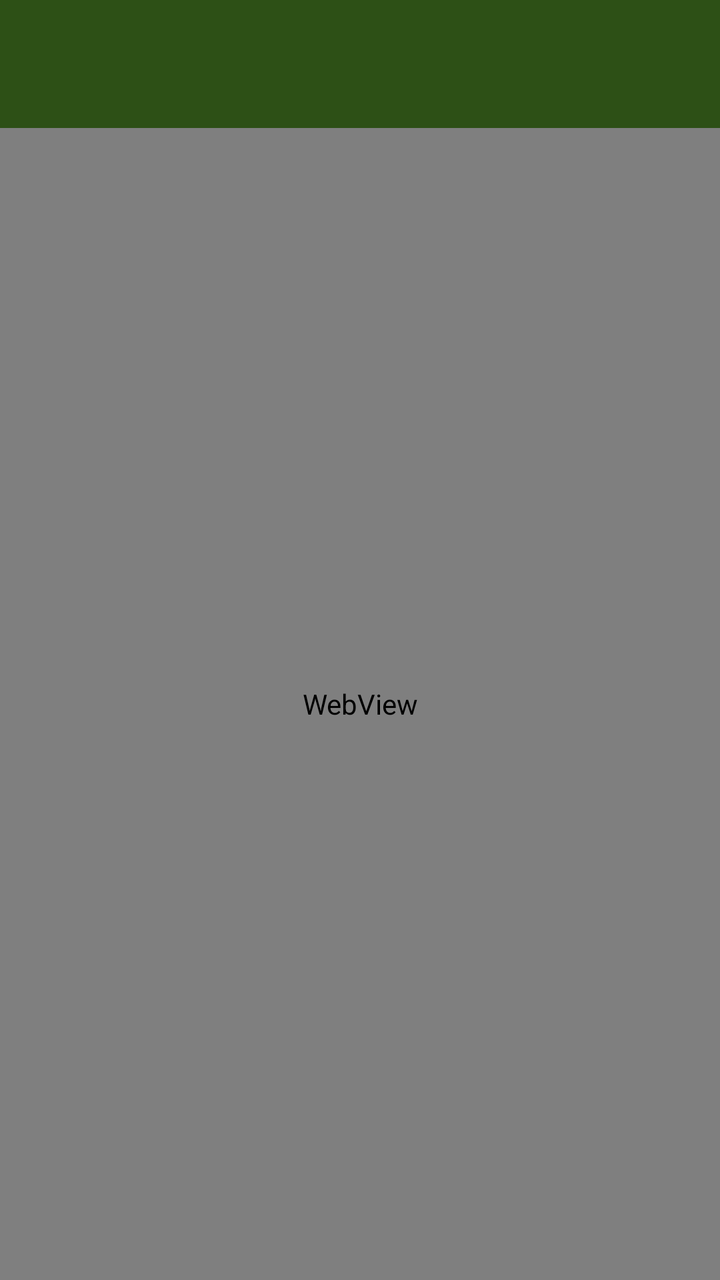
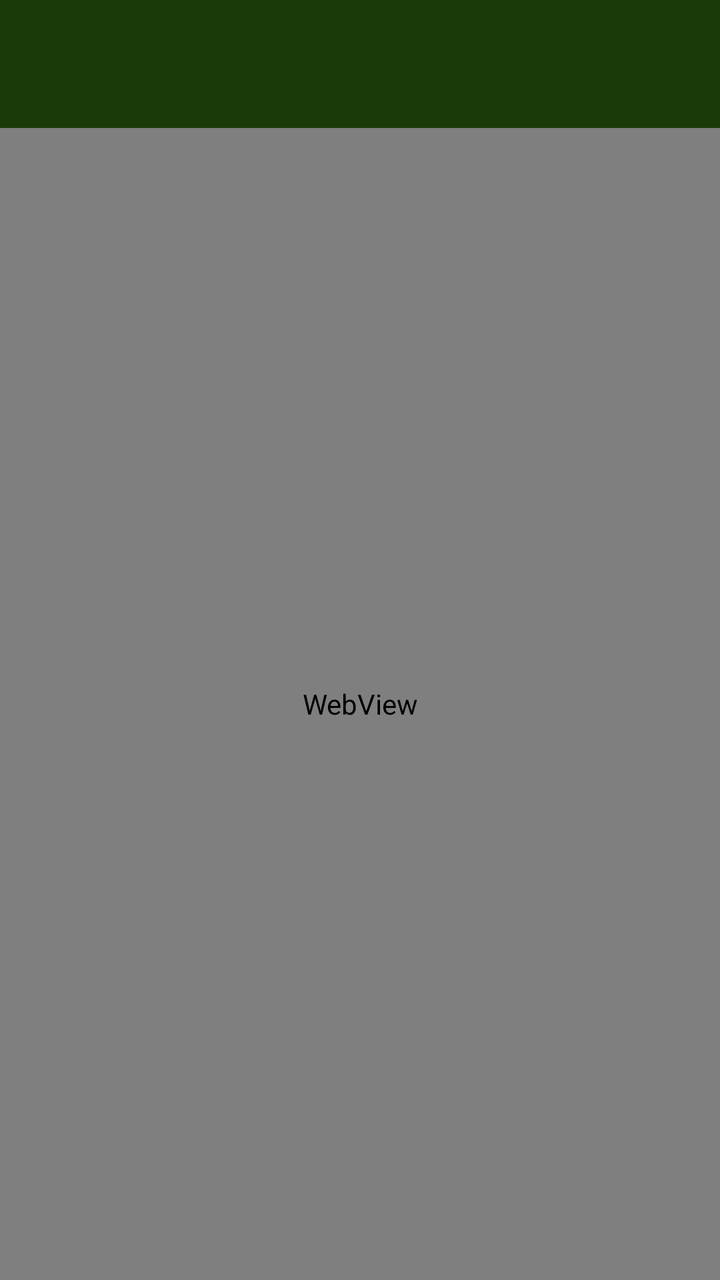

Screens rendered from an Android XML layout before and after an edit, with the pre-edit source and the edit as a unified diff.
<!-- AndroidManifest.xml: application theme Theme.HundeWildnis -->
<!-- res/layout/activity_content.xml -->
<?xml version="1.0" encoding="utf-8"?>
<androidx.coordinatorlayout.widget.CoordinatorLayout
    xmlns:android="http://schemas.android.com/apk/res/android"
    xmlns:app="http://schemas.android.com/apk/res-auto"
    android:layout_width="match_parent"
    android:layout_height="match_parent"
    android:fitsSystemWindows="true">

    <com.google.android.material.appbar.AppBarLayout
        android:layout_width="match_parent"
        android:layout_height="wrap_content"
        android:fitsSystemWindows="true">

        <androidx.appcompat.widget.Toolbar
            android:id="@+id/toolbar"
            android:layout_width="match_parent"
            android:layout_height="?attr/actionBarSize"
            android:background="#2d5016"
            app:titleTextColor="#FFFFFF"
            app:popupTheme="@style/ThemeOverlay.AppCompat.Light" />
    </com.google.android.material.appbar.AppBarLayout>

    <FrameLayout
        android:layout_width="match_parent"
        android:layout_height="match_parent"
        app:layout_behavior="@string/appbar_scrolling_view_behavior">

        <WebView
            android:id="@+id/webView"
            android:layout_width="match_parent"
            android:layout_height="match_parent" />

        <ProgressBar
            android:id="@+id/progressBar"
            android:layout_width="wrap_content"
            android:layout_height="wrap_content"
            android:layout_gravity="center"
            android:visibility="gone" />
    </FrameLayout>
</androidx.coordinatorlayout.widget.CoordinatorLayout>
<!-- resources referenced by this layout -->
<resources>
  <style name="Theme.HundeWildnis" parent="Base.Theme.HundeWildnis" />
  <style name="Base.Theme.HundeWildnis" parent="Theme.Material3.Light.NoActionBar">
          <item name="colorPrimary">#2d5016</item>
          <item name="colorPrimaryVariant">#1a3009</item>
          <item name="colorOnPrimary">#FFFFFF</item>
          <item name="colorSecondary">#6b8e4e</item>
          <item name="colorSecondaryVariant">#4a6135</item>
          <item name="colorOnSecondary">#000000</item>
          <item name="android:statusBarColor">?attr/colorPrimaryVariant</item>
  
          <item name="android:navigationBarColor">@android:color/transparent</item>
          <item name="android:windowLightStatusBar">true</item>
          <item name="android:windowLightNavigationBar">true</item>
          <item name="android:enforceNavigationBarContrast" tools:targetApi="q">false</item>
          <item name="android:enforceStatusBarContrast" tools:targetApi="q">false</item>
  
          
          <item name="actionMenuTextColor">#FFFFFF</item>
  
          
          <item name="android:windowBackground">#FFFFFF</item>
          <item name="android:colorBackground">#FFFFFF</item>
      </style>
</resources>

<!-- the commit's change to res/layout/activity_content.xml (unified diff, before → after) -->
@@ -15,7 +15,7 @@
             android:id="@+id/toolbar"
             android:layout_width="match_parent"
             android:layout_height="?attr/actionBarSize"
-            android:background="#2d5016"
+            android:background="#1B3A0A"
             app:titleTextColor="#FFFFFF"
             app:popupTheme="@style/ThemeOverlay.AppCompat.Light" />
     </com.google.android.material.appbar.AppBarLayout>
